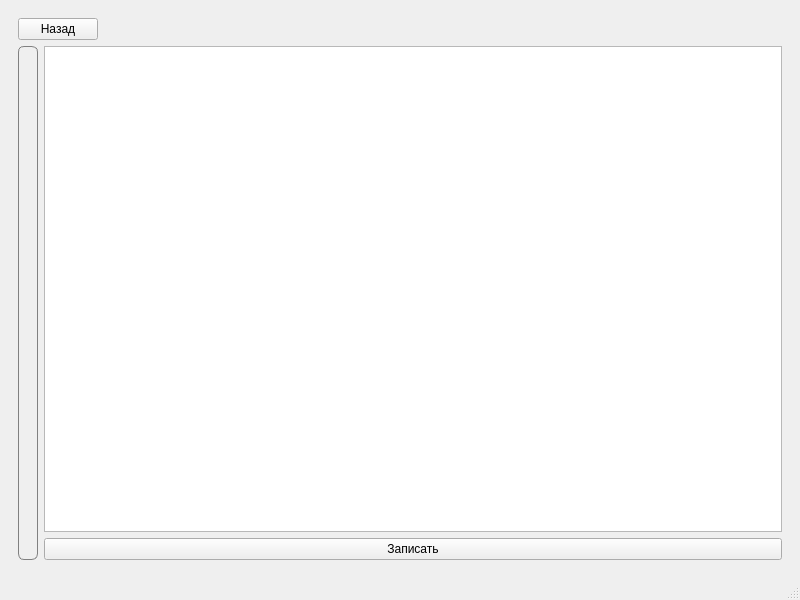
First picture: the form in mainwindow.ui, repository Ognys/qt-project, before the edit.
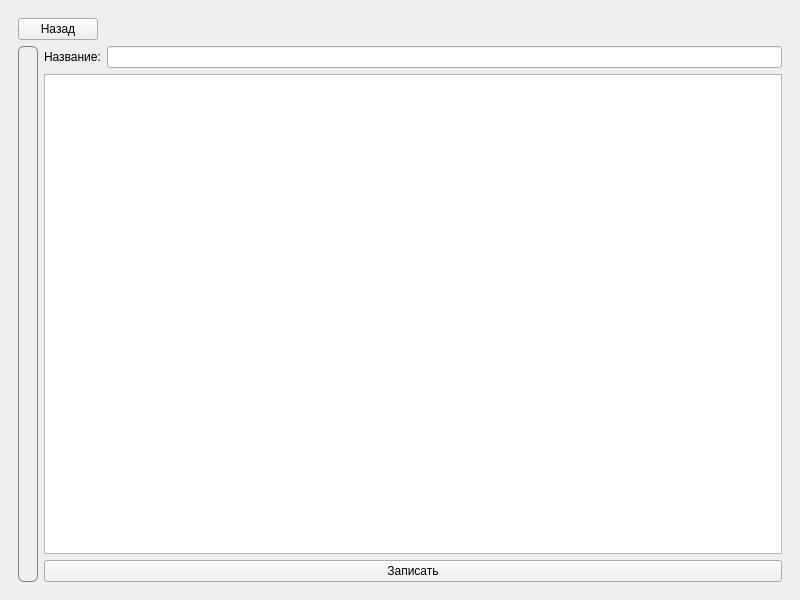
Second picture: the form after the edit. The open tabs and pages were chosen to show the change.

What changed in the file:
```diff
--- a/mainwindow.ui
+++ b/mainwindow.ui
@@ -87,6 +87,20 @@
           </item>
           <item>
            <layout class="QVBoxLayout" name="verticalLayout_5">
+            <item>
+             <layout class="QHBoxLayout" name="horizontalLayout_3">
+              <item>
+               <widget class="QLabel" name="label">
+                <property name="text">
+                 <string>Название:</string>
+                </property>
+               </widget>
+              </item>
+              <item>
+               <widget class="QLineEdit" name="setTitleNote"/>
+              </item>
+             </layout>
+            </item>
             <item>
              <widget class="QPlainTextEdit" name="plainTextEdit"/>
             </item>
@@ -107,17 +121,6 @@
     </item>
    </layout>
   </widget>
-  <widget class="QMenuBar" name="menubar">
-   <property name="geometry">
-    <rect>
-     <x>0</x>
-     <y>0</y>
-     <width>800</width>
-     <height>23</height>
-    </rect>
-   </property>
-  </widget>
-  <widget class="QStatusBar" name="statusbar"/>
  </widget>
  <resources/>
  <connections/>
```
Left out of the diff: 9 changed lines with no effect on the pictures.
